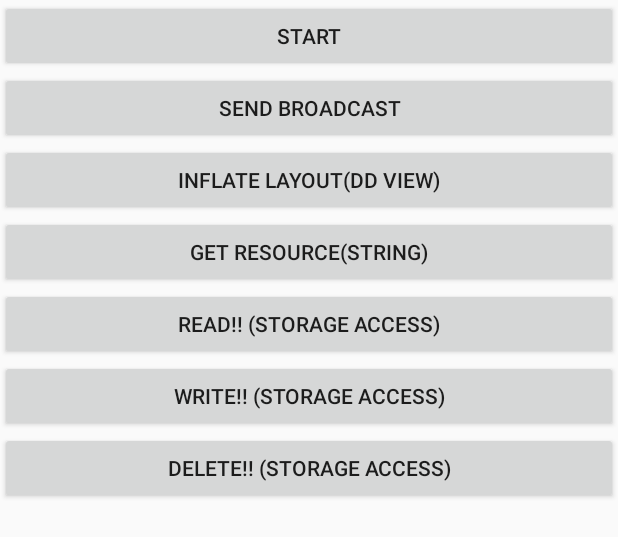
After one commit to 2015058177/study, an Android app: the layout activity_what_is_context.xml on its own in the app's theme, with its tools: preview values and no code run, on a phone screen of 412 x 824 dp. The commit adds this screen. Shown: the top 537 px of the screen. Run offline under Robolectric (Android 15) with nearby library versions, the phone set to English and light mode, and no system bars.

Commit message:
sync error

```diff
--- a/app/src/main/AndroidManifest.xml
+++ b/app/src/main/AndroidManifest.xml
@@ -22,6 +22,9 @@
         <activity android:name=".week2.ViewPagerActivity"></activity>
         <activity android:name=".week4.FloatingViewstartActivity"></activity>
         <activity android:name=".week5.GalleryActivity"></activity>
+        <activity android:name=".week7.WhatIsContextActivity" />
+        <activity android:name=".week7.NewActivity" />
+        <activity android:name=".week8.SwipeViewActivity"/>
 
         <service
             android:name=".week4.FloatingViewService"
--- a/app/src/main/java/com/example/user/androidstudy/StudyListAdapter.java
+++ b/app/src/main/java/com/example/user/androidstudy/StudyListAdapter.java
@@ -13,6 +13,8 @@ import android.widget.TextView;
 import com.example.user.androidstudy.week2.ViewPagerActivity;
 import com.example.user.androidstudy.week4.FloatingViewstartActivity;
 import com.example.user.androidstudy.week5.GalleryActivity;
+import com.example.user.androidstudy.week7.WhatIsContextActivity;
+import com.example.user.androidstudy.week8.SwipeViewActivity;
 
 
 import java.util.ArrayList;
@@ -34,7 +36,9 @@ public class StudyListAdapter extends RecyclerView.Adapter<StudyListAdapter.Stud
     private Class[] studyArray = {
             ViewPagerActivity.class,
             FloatingViewstartActivity.class,
-            GalleryActivity.class
+            GalleryActivity.class,
+            WhatIsContextActivity.class,
+            SwipeViewActivity.class,
     };
 
     public StudyListAdapter(Context context) {
--- /dev/null
+++ b/app/src/main/res/layout/activity_what_is_context.xml
@@ -0,0 +1,50 @@
+<?xml version="1.0" encoding="utf-8"?>
+<LinearLayout xmlns:android="http://schemas.android.com/apk/res/android"
+    android:id="@+id/what_is_context_container"
+    android:layout_width="match_parent"
+    android:layout_height="match_parent"
+    android:orientation="vertical">
+
+    <Button
+        android:id="@+id/context_start_activity"
+        android:layout_width="match_parent"
+        android:layout_height="wrap_content"
+        android:text="start" />
+
+    <Button
+        android:id="@+id/context_send_broadcast"
+        android:layout_width="match_parent"
+        android:layout_height="wrap_content"
+        android:text="send Broadcast" />
+
+    <Button
+        android:id="@+id/context_inflate_button"
+        android:layout_width="match_parent"
+        android:layout_height="wrap_content"
+        android:text="inflate layout(dd view)" />
+
+    <Button
+        android:id="@+id/context_get_resource_button"
+        android:layout_width="match_parent"
+        android:layout_height="wrap_content"
+        android:text="Get resource(string)" />
+
+    <Button
+        android:id="@+id/context_get_device_storage_read_button"
+        android:layout_width="match_parent"
+        android:layout_height="wrap_content"
+        android:text="Read!! (storage access)" />
+
+    <Button
+        android:id="@+id/context_get_device_storage_write_button"
+        android:layout_width="match_parent"
+        android:layout_height="wrap_content"
+        android:text="Write!! (storage access)" />
+
+    <Button
+        android:id="@+id/context_get_device_storage_delete_button"
+        android:layout_width="match_parent"
+        android:layout_height="wrap_content"
+        android:text="Delete!! (storage access)" />
+
+</LinearLayout>
--- /dev/null
+++ b/app/src/main/res/values/refs.xml
@@ -0,0 +1,3 @@
+<?xml version="1.0" encoding="utf-8"?>
+<resources>
+</resources>
--- a/build.gradle
+++ b/build.gradle
@@ -5,7 +5,7 @@ buildscript {
         jcenter()
     }
     dependencies {
-        classpath 'com.android.tools.build:gradle:2.3.0'
+        classpath 'com.android.tools.build:gradle:2.3.3'
 
         // NOTE: Do not place your application dependencies here; they belong
         // in the individual module build.gradle files
@@ -15,6 +15,9 @@ buildscript {
 allprojects {
     repositories {
         jcenter()
+        maven{
+            url "https://maven.gogle.com"
+        }
     }
 }
 
```
Also changed, not shown: app/build.gradle (+7 -4 lines), app/src/main/java/com/example/user/androidstudy/week4/FloatingViewService.java (+59 -2 lines), app/src/main/java/com/example/user/androidstudy/week7/NewActivity.java (added, +18 -0 lines), app/src/main/java/com/example/user/androidstudy/week7/WhatIsContextActivity.java (added, +222 -0 lines), app/src/main/java/com/example/user/androidstudy/week8/Item.java (added, +15 -0 lines), app/src/main/java/com/example/user/androidstudy/week8/SwipeViewActivity.java (added, +31 -0 lines), app/src/main/java/com/example/user/androidstudy/week8/SwipeViewAdapter.java (added, +92 -0 lines), app/src/main/java/com/example/user/androidstudy/week8/SwipeViewHolder.java (added, +29 -0 lines), app/src/main/res/layout/item_inflate_test.xml (added, +12 -0 lines), app/src/main/res/layout/swipe_example.xml (added, +10 -0 lines), app/src/main/res/layout/swipe_item_view.xml (added, +18 -0 lines), app/src/main/res/layout/view_floating_head.xml (+6 -5 lines), app/src/main/res/drawable/love.jpg (added), app/src/main/res/drawable/love1.png (added).
